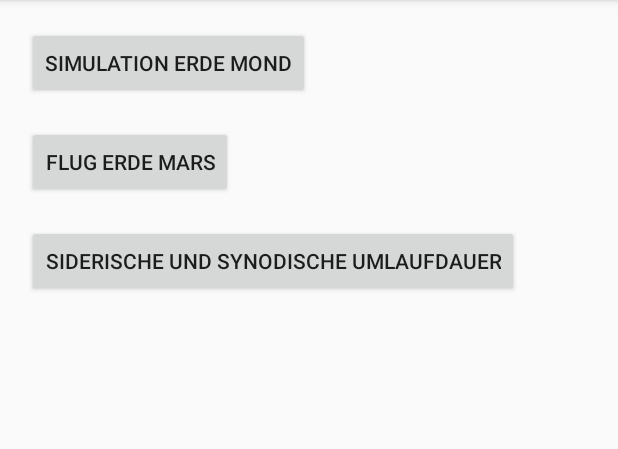
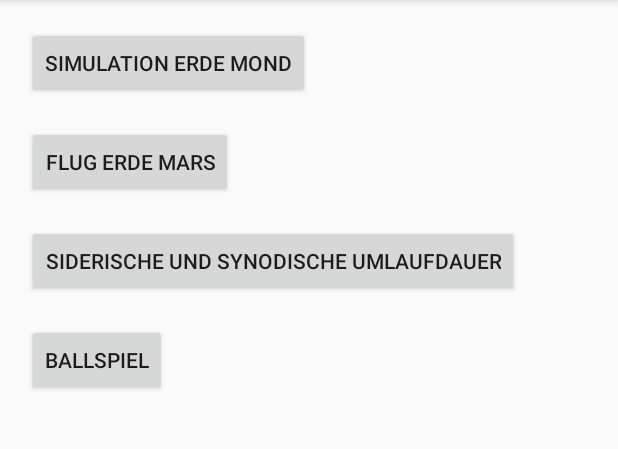
Before and after one commit to mastermax1988/astroapp, an Android app: the screen it shows after launch (MainActivity), on a phone screen of 412 x 824 dp, the part 84-533 px from its top. Run offline under Robolectric (Android 15) with nearby library versions, the phone set to English and light mode, and no system bars.

```diff
--- a/app/src/main/AndroidManifest.xml
+++ b/app/src/main/AndroidManifest.xml
@@ -9,7 +9,9 @@
         android:roundIcon="@mipmap/sun_icon_round"
         android:supportsRtl="true"
         android:theme="@style/AppTheme">
-        <activity android:name=".BallActivity"></activity>
+        <activity android:name=".BallActivity"
+            android:configChanges="orientation|keyboardHidden"
+            android:screenOrientation="portrait"></activity>
         <activity
             android:name=".HohmannActivity"
             android:configChanges="orientation|keyboardHidden"
--- a/app/src/main/java/com/example/astroapp/MainActivity.java
+++ b/app/src/main/java/com/example/astroapp/MainActivity.java
@@ -31,4 +31,10 @@ public class MainActivity extends AppCompatActivity {
         Intent intent = new Intent(this, SynodicActivity.class);
         startActivity(intent);
     }
+
+    public void btnBallClick(View v)
+    {
+        Intent intent = new Intent(this, BallActivity.class);
+        startActivity(intent);
+    }
 }
--- a/app/src/main/res/layout/activity_main.xml
+++ b/app/src/main/res/layout/activity_main.xml
@@ -7,7 +7,7 @@
     tools:context=".MainActivity">
 
     <Button
-        android:id="@+id/button3"
+        android:id="@+id/button4"
         android:layout_width="wrap_content"
         android:layout_height="wrap_content"
         android:layout_marginStart="18dp"
@@ -16,6 +16,17 @@
         android:text="@string/txtSynodic"
         app:layout_constraintStart_toStartOf="parent"
         app:layout_constraintTop_toBottomOf="@+id/button2" />
+
+    <Button
+        android:id="@+id/button3"
+        android:layout_width="wrap_content"
+        android:layout_height="wrap_content"
+        android:layout_marginStart="18dp"
+        android:layout_marginTop="18dp"
+        android:onClick="btnBallClick"
+        android:text="@string/btnBall"
+        app:layout_constraintStart_toStartOf="parent"
+        app:layout_constraintTop_toBottomOf="@+id/button4" />
 
     <Button
         android:id="@+id/button2"
--- a/app/src/main/res/values/strings.xml
+++ b/app/src/main/res/values/strings.xml
@@ -3,4 +3,5 @@
     <string name="btnEarthMoon">Simulation Erde Mond</string>
     <string name="btnHohmann">Flug Erde Mars</string>
     <string name="txtSynodic">Siderische und synodische Umlaufdauer</string>
+    <string name="btnBall">Ballspiel</string>
 </resources>
```
Also changed, not shown: app/src/main/java/com/example/astroapp/BallActivity.java (+27 -0 lines), app/src/main/res/layout/activity_ball.xml (+13 -0 lines).
